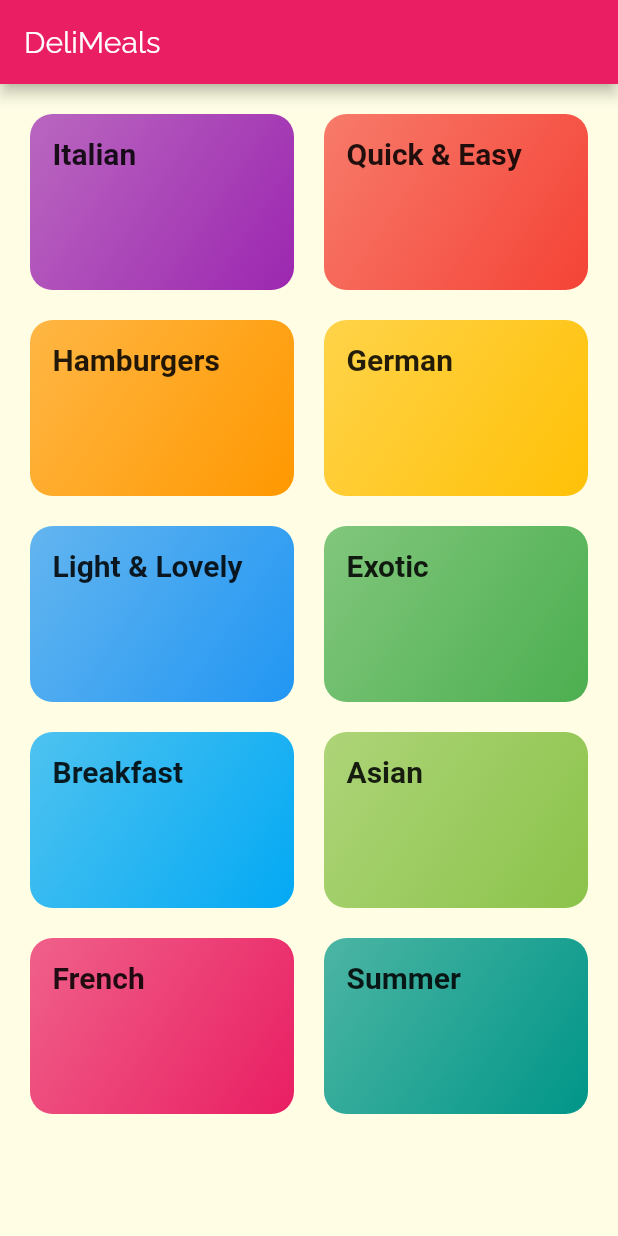
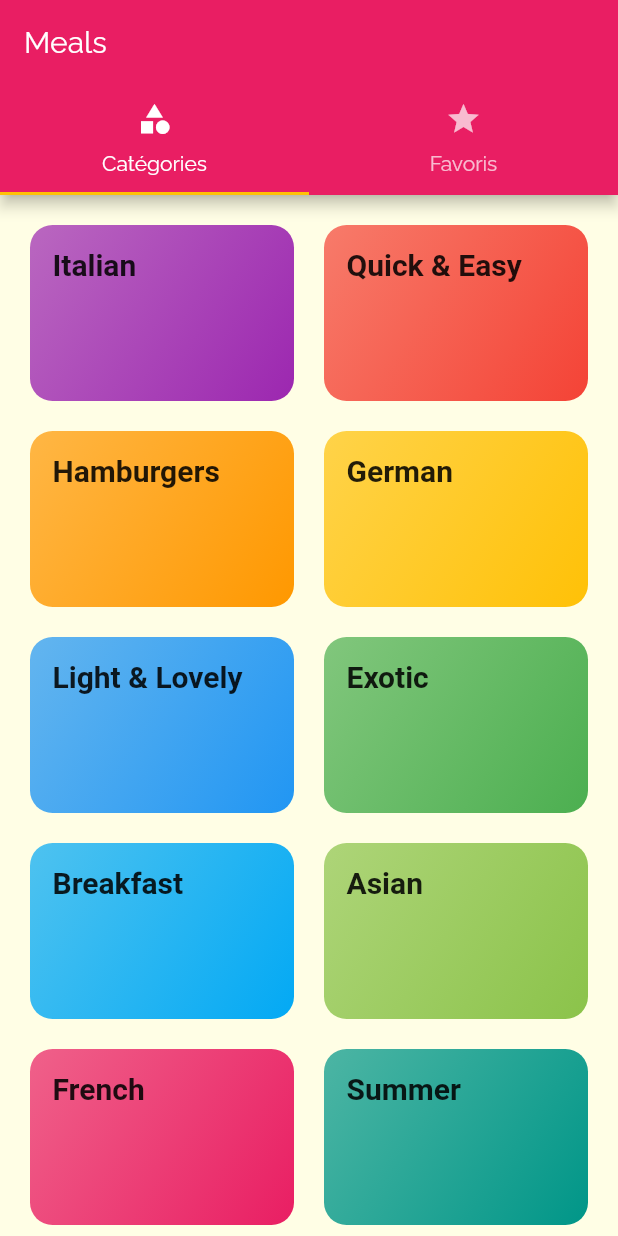
Before and after one commit to Bandoss-Ariss/meals_app, a Flutter app: the screen it shows after launch, on a phone screen of 412 x 824 dp. Run offline on Flutter 3.47's test engine with Material 2 defaults, Android fonts, the phone set to English and light mode, and no system bars.

Commit message:
Ajout d'une Top tabBar

```diff
--- a/lib/main.dart
+++ b/lib/main.dart
@@ -3,6 +3,7 @@
 import 'package:flutter/material.dart';
 import 'package:meals_app/screens/categories_meals_screen.dart';
 import 'package:meals_app/screens/meal_screen_details.dart';
+import 'package:meals_app/screens/tabs_screen.dart';
 
 import 'screens/categories_screen.dart';
 
@@ -26,7 +27,7 @@ void main() {
       //     )
     ),
     routes: {
-      "/": (ctx) => CategoriesScreen(),
+      "/": (ctx) => TabsScreen(),
       CategoryMealsScreen.categoryMeal: (ctx) => CategoryMealsScreen(),
       MealDetailScreen.routeName: (ctx) => MealDetailScreen(),
     },
--- a/lib/screens/categories_screen.dart
+++ b/lib/screens/categories_screen.dart
@@ -7,9 +7,7 @@ class CategoriesScreen extends StatelessWidget {
 
   @override
   Widget build(BuildContext context) {
-    return Scaffold(
-        appBar: AppBar(title: Text("DeliMeals")),
-        body: GridView(
+    return GridView(
       padding: const EdgeInsets.all(20),
       // ignore: prefer_const_constructors
       gridDelegate: SliverGridDelegateWithMaxCrossAxisExtent(
@@ -23,6 +21,6 @@ class CategoriesScreen extends StatelessWidget {
           .map((category) =>
               CategoryItem(category.id, category.title, category.color))
           .toList(),
-        ));
+    );
   }
 }
--- /dev/null
+++ b/lib/screens/favorites_screen.dart
@@ -0,0 +1,12 @@
+import 'package:flutter/material.dart';
+
+class FavoritesScreen extends StatelessWidget {
+  const FavoritesScreen({Key? key}) : super(key: key);
+
+  @override
+  Widget build(BuildContext context) {
+    return Center(
+      child: const Text("Favoris"),
+    );
+  }
+}
--- /dev/null
+++ b/lib/screens/tabs_screen.dart
@@ -0,0 +1,38 @@
+// ignore_for_file: prefer_const_constructors
+
+import 'package:flutter/material.dart';
+import 'package:meals_app/screens/categories_screen.dart';
+import 'package:meals_app/screens/favorites_screen.dart';
+
+class TabsScreen extends StatefulWidget {
+  const TabsScreen({Key? key}) : super(key: key);
+
+  @override
+  State<TabsScreen> createState() => _TabsScreenState();
+}
+
+class _TabsScreenState extends State<TabsScreen> {
+  @override
+  Widget build(BuildContext context) {
+    return DefaultTabController(
+      length: 2,
+      child: Scaffold(
+        appBar: AppBar(
+          title: Text("Meals"),
+          bottom: TabBar(
+            // ignore: prefer_const_literals_to_create_immutables
+            tabs: [
+              const Tab(icon: Icon(Icons.category), text: "Catégories"),
+              const Tab(icon: Icon(Icons.star), text: "Favoris"),
+            ],
+          ),
+        ),
+        //l'ordre des screens doit matcher avec celui des tabs en haut
+        body: TabBarView(children: [
+          CategoriesScreen(),
+          FavoritesScreen(),
+        ]),
+      ),
+    );
+  }
+}
```
Lines whose indentation alone changed are shown as unchanged.
